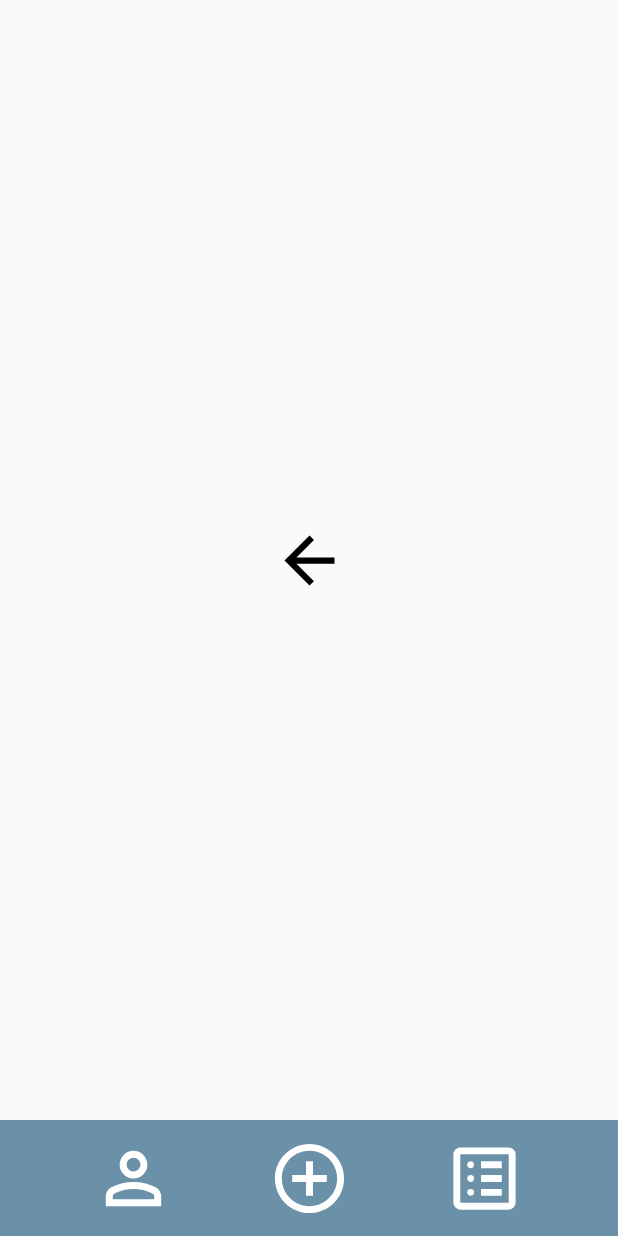
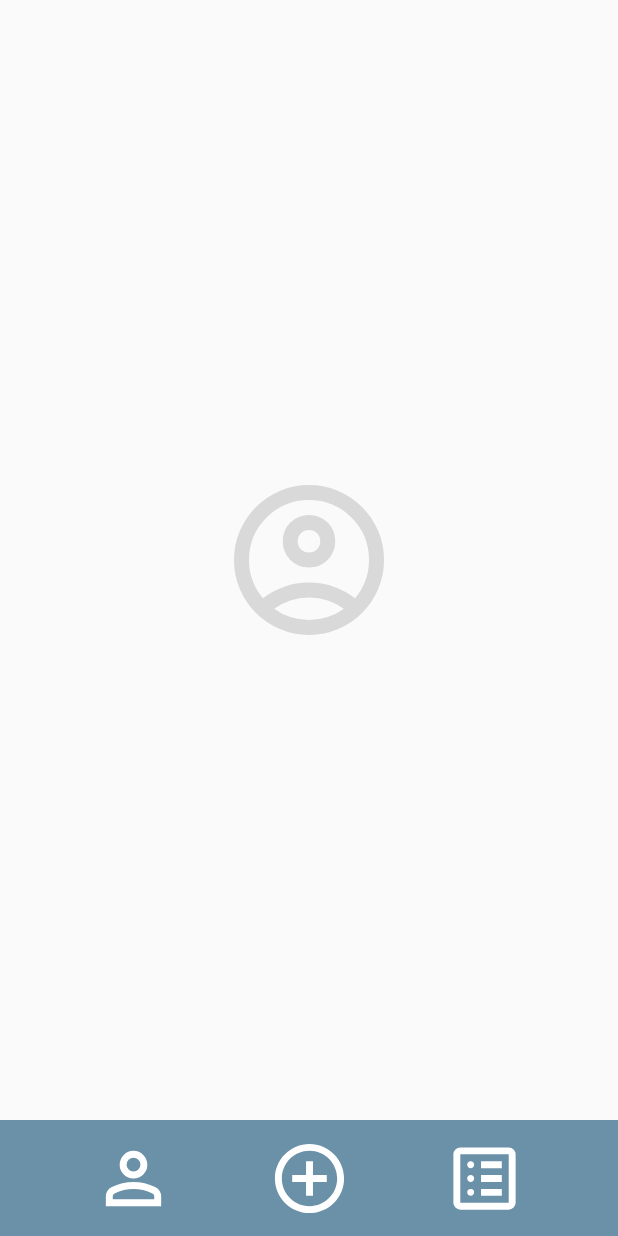
Before and after one commit to Monty-Aletheia/OdontoPrev-Mobile, an Android app: the ProfileFragment screen opened directly, with no data from a screen before it, on a phone screen of 412 x 824 dp. Run offline under Robolectric (Android 15) with nearby library versions, the phone set to English and light mode, and no system bars; our stand-ins replace navigation-ui.

Commit message:
refactor: adjusting icons

```diff
--- /dev/null
+++ b/app/src/main/res/drawable/fragment_profile_icon.xml
@@ -0,0 +1,9 @@
+<vector xmlns:android="http://schemas.android.com/apk/res/android"
+    android:width="120dp"
+    android:height="120dp"
+    android:viewportWidth="960"
+    android:viewportHeight="960">
+  <path
+      android:pathData="M234,684q51,-39 114,-61.5T480,600q69,0 132,22.5T726,684q35,-41 54.5,-93T800,480q0,-133 -93.5,-226.5T480,160q-133,0 -226.5,93.5T160,480q0,59 19.5,111t54.5,93ZM480,520q-59,0 -99.5,-40.5T340,380q0,-59 40.5,-99.5T480,240q59,0 99.5,40.5T620,380q0,59 -40.5,99.5T480,520ZM480,880q-83,0 -156,-31.5T197,763q-54,-54 -85.5,-127T80,480q0,-83 31.5,-156T197,197q54,-54 127,-85.5T480,80q83,0 156,31.5T763,197q54,54 85.5,127T880,480q0,83 -31.5,156T763,763q-54,54 -127,85.5T480,880ZM480,800q53,0 100,-15.5t86,-44.5q-39,-29 -86,-44.5T480,680q-53,0 -100,15.5T294,740q39,29 86,44.5T480,800ZM480,440q26,0 43,-17t17,-43q0,-26 -17,-43t-43,-17q-26,0 -43,17t-17,43q0,26 17,43t43,17ZM480,380ZM480,740Z"
+      android:fillColor="#D9D9D9"/>
+</vector>
--- a/app/src/main/res/layout/fragment_profile.xml
+++ b/app/src/main/res/layout/fragment_profile.xml
@@ -14,6 +14,6 @@
         app:layout_constraintEnd_toEndOf="parent"
         app:layout_constraintStart_toStartOf="parent"
         app:layout_constraintTop_toTopOf="parent"
-        android:src="@drawable/arrow_back_24dp_000000_fill0_wght400_grad0_opsz24" />
+        android:src="@drawable/fragment_profile_icon" />
 
 </androidx.constraintlayout.widget.ConstraintLayout>
```
